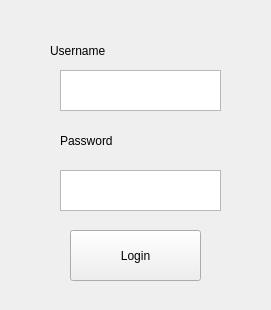
This is mainwindow.ui in mhortis/Eshop_QT as Qt 5 draws it before an edit. The edited form follows.
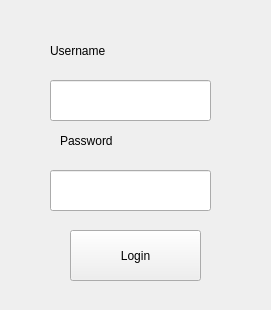
This is the edited form.

```diff
--- a/mainwindow.ui
+++ b/mainwindow.ui
@@ -27,26 +27,6 @@
      <string>Login</string>
     </property>
    </widget>
-   <widget class="QTextEdit" name="textUser">
-    <property name="geometry">
-     <rect>
-      <x>60</x>
-      <y>70</y>
-      <width>161</width>
-      <height>41</height>
-     </rect>
-    </property>
-   </widget>
-   <widget class="QTextEdit" name="textPass">
-    <property name="geometry">
-     <rect>
-      <x>60</x>
-      <y>170</y>
-      <width>161</width>
-      <height>41</height>
-     </rect>
-    </property>
-   </widget>
    <widget class="QLabel" name="passLabel">
     <property name="geometry">
      <rect>
@@ -95,6 +75,26 @@
      <string/>
     </property>
    </widget>
+   <widget class="QLineEdit" name="textUser">
+    <property name="geometry">
+     <rect>
+      <x>50</x>
+      <y>80</y>
+      <width>161</width>
+      <height>41</height>
+     </rect>
+    </property>
+   </widget>
+   <widget class="QLineEdit" name="textPass">
+    <property name="geometry">
+     <rect>
+      <x>50</x>
+      <y>170</y>
+      <width>161</width>
+      <height>41</height>
+     </rect>
+    </property>
+   </widget>
   </widget>
  </widget>
  <layoutdefault spacing="6" margin="11"/>
```
